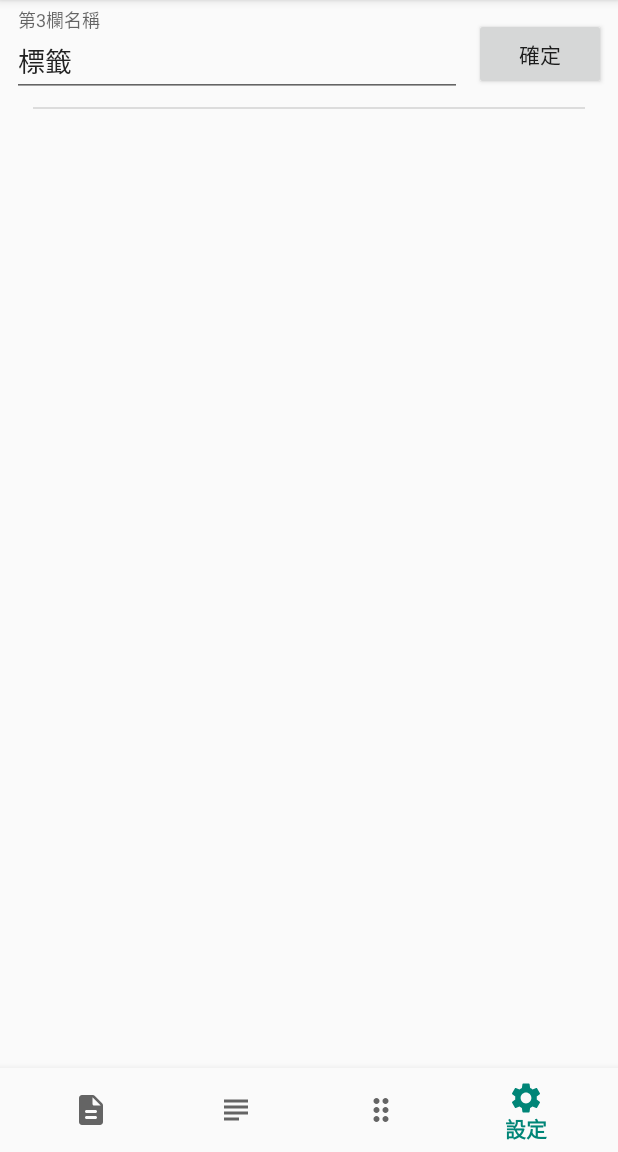
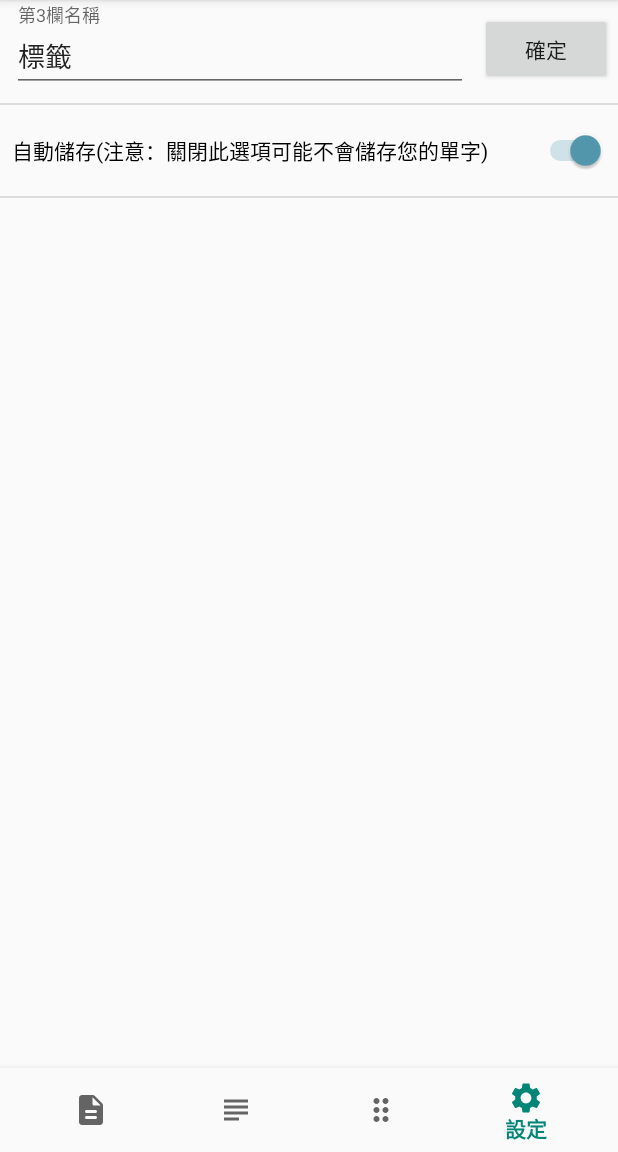
Before and after one commit to 312321321321432/supervoc, an Android app: the screen it shows after launch (MainActivity), item 4 of the bottom bar chosen, on a phone screen of 412 x 824 dp, the part 84-1236 px from its top. Run offline under Robolectric (Android 15) with nearby library versions, the phone set to English and light mode, and no system bars; libraries missing offline, so code that uses them is left out: es.dmoral.toasty.

Commit message:
update a useful option

```diff
--- a/app/src/main/java/com/hi/andy/supervocsdk28/MainActivity.java
+++ b/app/src/main/java/com/hi/andy/supervocsdk28/MainActivity.java
@@ -16,8 +16,11 @@ import android.view.Menu;
 import android.view.MenuItem;
 import android.view.View;
 import android.view.inputmethod.InputMethodManager;
+import android.webkit.WebView;
 import android.widget.AdapterView;
+import android.widget.CompoundButton;
 import android.widget.EditText;
+import android.widget.Switch;
 import android.widget.TextView;
 import android.widget.Toast;
 
@@ -37,15 +40,14 @@ import androidx.viewpager.widget.ViewPager;
 import es.dmoral.toasty.Toasty;
 
 
-public class MainActivity extends AppCompatActivity implements ViewPager.OnPageChangeListener, AdapterView.OnItemSelectedListener, DialogInterface.OnClickListener {
+public class MainActivity extends AppCompatActivity implements ViewPager.OnPageChangeListener, AdapterView.OnItemSelectedListener, DialogInterface.OnClickListener, CompoundButton.OnCheckedChangeListener {
 
         private static Boolean isExit = false;
         private static Boolean hasTask = false;
 
 
         String Thline = "";
-
-
+        int autosave = 1;
     String appVersion;
 Timer timerExit = new Timer();
 TimerTask task = new TimerTask() {
@@ -53,6 +55,7 @@ TimerTask task = new TimerTask() {
      public void run() {
         isExit = false;
         hasTask = true;
+
      }
 };
     static final String db_name = "VOC";
@@ -71,7 +74,11 @@ TimerTask task = new TimerTask() {
         switch (item.getItemId()){
             case R.id.default_value:
                 Thline = "標籤";
+                autosave = 1;
                 SharedPreferences pref = getSharedPreferences("third", MODE_PRIVATE);
+                SharedPreferences auto = getSharedPreferences("a_s", MODE_PRIVATE);
+                Switch sw_save = (Switch) findViewById(R.id.enale_asave);
+                sw_save.setChecked(true);
                 Toasty.success(this, getString(R.string.back_to_default), Toast.LENGTH_SHORT, true).show();
                 pref.edit()
                         .putString("third", Thline)
@@ -180,7 +187,6 @@ TimerTask task = new TimerTask() {
 
 
 
-
     public void onPageSelected(int position) {
         //页面滑动的时候，改变BottomNavigationView的Item高亮
         navigation.getMenu().getItem(position).setChecked(true);
@@ -214,9 +220,9 @@ break;
             c = db.rawQuery("SELECT * FROM " + tb_name, null);
             if (c.moveToFirst()) {
                 allC.setTextSize(24);
-                String E = getString(R.string.English)+"\n-\n";
-                String C = getString(R.string.Chinese) +"\n-\n";
-                String h = Thline +"\n-\n";
+                String E = getString(R.string.English)+"\n\n";
+                String C = getString(R.string.Chinese) +"\n\n";
+                String h = Thline +"\n\n";
                 do {
                     E += c.getString(0) + "\n";
                     C += c.getString(1) + "\n";
@@ -236,6 +242,20 @@ break;
         case 3://settings
             EditText default3 =(EditText)findViewById(R.id.tline_name);
             default3.setText(Thline);
+            Switch sw_save = (Switch) findViewById(R.id.enale_asave);
+            sw_save.setOnCheckedChangeListener(this);
+
+            autosave = getSharedPreferences("a_s", MODE_PRIVATE).getInt("a_s",1);
+            switch (autosave){
+                case 0:
+                    sw_save.setChecked(false);
+                    sw_save.setText(R.string.off_a_save_text);
+                    break;
+                case 1:
+                    sw_save.setChecked(true);
+                    sw_save.setText(R.string.on_a_save_text);
+                    break;
+            }
             break;
     }
 }
@@ -322,21 +342,15 @@ break;
                 Toast warm = Toasty.warning(this, getString(R.string.word_10), Toast.LENGTH_SHORT, true);
                 warm.setGravity(Gravity.CENTER, 0, 0);
                 if (Ihint.length() == 0) {
-
                     addData(IEnglish.getText().toString(), IChinese.getText().toString(), "-");
-                    Snackbar.make(findViewById(R.id.viewPager),getString(R.string.added_but, Thline), Snackbar.LENGTH_SHORT).show();//---
+                } else {
+                    addData(IEnglish.getText().toString(), IChinese.getText().toString(), Ihint.getText().toString());//toString不知是否要加//update:because it not imput String is ??
+                }
+                Snackbar.make(findViewById(R.id.viewPager),R.string.added, Snackbar.LENGTH_SHORT).show();
                 if(IEnglish.length() > 10 || IChinese.length() > 10 || Ihint.length() > 10){
                     warm.show();
                 }
                 noer = 0;
-                } else {
-                    addData(IEnglish.getText().toString(), IChinese.getText().toString(), Ihint.getText().toString());//toString不知是否要加//update:because it not imput String is ??
-                    Snackbar.make(findViewById(R.id.viewPager), R.string.added, Snackbar.LENGTH_SHORT).show();
-                    if(IEnglish.length() > 10 || IChinese.length() > 10 || Ihint.length() > 10){
-                        warm.show();
-                    }
-                    noer = 0;
-                }
             }
             if (noer == 0) {
                 Ie_v.setError("");
@@ -354,7 +368,7 @@ break;
 
         private void addData(String ENG, String CHN, String hint) {
 
-
+            if (autosave == 1) {
                 ContentValues cv = new ContentValues(3);
                 cv.put("eng", ENG);
                 cv.put("chn", CHN);
@@ -364,6 +378,7 @@ break;
 
                 db.close();
                 db = openOrCreateDatabase(db_name, Context.MODE_PRIVATE, null);
+            }
         }
         public void del(View V) {
             //if(delnum.length() == 0){
@@ -426,15 +441,41 @@ break;
 
  public void change_three(View v){
         EditText c_three = (EditText) findViewById(R.id.tline_name);
+        SharedPreferences pref = getSharedPreferences("third", MODE_PRIVATE);
+    if(c_three.length() == 0) {
+        Toasty.error(this, getString(R.string.no_input), Toast.LENGTH_SHORT, true).show();
+        }
+        else {
         Thline = c_three.getText().toString();
-        SharedPreferences pref = getSharedPreferences("third", MODE_PRIVATE);
-        Toasty.success(this, getString(R.string.success, Thline), Toast.LENGTH_SHORT, true).show();
         pref.edit()
                 .putString("third", Thline)
                 .apply();
         c_three.clearFocus();
         InputMethodManager imm = (InputMethodManager) getSystemService(INPUT_METHOD_SERVICE);
         imm.hideSoftInputFromWindow(c_three.getWindowToken(), 0);
+        pref.edit()
+                .putString("third", Thline)
+                .apply();
+        Toasty.success(this, getString(R.string.success, Thline), Toast.LENGTH_SHORT, true).show();
+    }
+ }
+
+    @Override
+    public void onCheckedChanged(CompoundButton buttonView, boolean isChecked) {
+        SharedPreferences auto = getSharedPreferences("a_s", MODE_PRIVATE);
+        Switch sw_save = (Switch) findViewById(R.id.enale_asave);
+
+        if (buttonView.isChecked()){
+            autosave = 1;//0=off,1=on
+            sw_save.setText(R.string.on_a_save_text);
+        }
+        else {
+            autosave = 0;
+            sw_save.setText(R.string.off_a_save_text);
+        }
+        auto.edit()
+                .putInt("a_s", autosave)
+                .apply();
     }
 }
 /*
--- a/app/src/main/res/layout/frame_settings.xml
+++ b/app/src/main/res/layout/frame_settings.xml
@@ -12,16 +12,16 @@
         android:layout_width="wrap_content"
         android:layout_height="wrap_content"
         android:orientation="horizontal"
-        app:layout_constraintGuide_percent="0.1" />
+        app:layout_constraintGuide_begin="65dp" />
 
     <com.google.android.material.textfield.TextInputLayout
-        android:id="@+id/textInputLayout"
+        android:id="@+id/textInputLayout_set3"
         android:layout_width="0dp"
         android:layout_height="wrap_content"
         android:layout_marginStart="8dp"
-        android:layout_marginTop="4dp"
+        android:layout_marginTop="2dp"
         android:layout_marginEnd="8dp"
-        android:layout_marginBottom="4dp"
+        android:layout_marginBottom="2dp"
         app:layout_constraintBottom_toTopOf="@+id/guideline4"
         app:layout_constraintEnd_toStartOf="@+id/change_three"
         app:layout_constraintStart_toStartOf="parent"
@@ -38,9 +38,9 @@
         android:id="@+id/change_three"
         android:layout_width="wrap_content"
         android:layout_height="wrap_content"
-        android:layout_marginTop="4dp"
-        android:layout_marginEnd="8dp"
-        android:layout_marginBottom="4dp"
+        android:layout_marginTop="2dp"
+        android:layout_marginEnd="4dp"
+        android:layout_marginBottom="2dp"
         android:onClick="change_three"
         android:text="@string/sure"
         app:layout_constraintBottom_toTopOf="@+id/guideline4"
@@ -49,14 +49,50 @@
 
     <View
         android:id="@+id/divider2"
-        android:layout_width="368dp"
+        android:layout_width="wrap_content"
         android:layout_height="1dp"
         android:layout_marginStart="8dp"
+        android:layout_marginTop="4dp"
         android:layout_marginEnd="8dp"
         android:background="?android:attr/listDivider"
+        app:layout_constraintBottom_toTopOf="@+id/enale_asave"
+        app:layout_constraintEnd_toEndOf="parent"
+        app:layout_constraintHorizontal_bias="0.5"
+        app:layout_constraintStart_toStartOf="parent"
+        app:layout_constraintTop_toBottomOf="@+id/guideline4" />
+
+    <Switch
+        android:id="@+id/enale_asave"
+        android:layout_width="0dp"
+        android:layout_height="0dp"
+        android:layout_marginStart="8dp"
+        android:layout_marginTop="2dp"
+        android:layout_marginEnd="8dp"
+        android:layout_marginBottom="2dp"
+        app:layout_constraintBottom_toTopOf="@+id/guideline5"
         app:layout_constraintEnd_toEndOf="parent"
         app:layout_constraintStart_toStartOf="parent"
-        app:layout_constraintTop_toTopOf="@+id/guideline4" />
+        app:layout_constraintTop_toBottomOf="@+id/divider2" />
+
+    <View
+        android:id="@+id/divider3"
+        android:layout_width="wrap_content"
+        android:layout_height="1dp"
+        android:layout_marginStart="8dp"
+        android:layout_marginTop="4dp"
+        android:layout_marginEnd="8dp"
+        android:background="?android:attr/listDivider"
+        app:layout_constraintBottom_toTopOf="@+id/guideline5"
+        app:layout_constraintEnd_toEndOf="parent"
+        app:layout_constraintStart_toStartOf="parent"
+        app:layout_constraintTop_toBottomOf="@+id/enale_asave" />
+
+    <androidx.constraintlayout.widget.Guideline
+        android:id="@+id/guideline5"
+        android:layout_width="wrap_content"
+        android:layout_height="wrap_content"
+        android:orientation="horizontal"
+        app:layout_constraintGuide_begin="130dp" />
 
 
 </androidx.constraintlayout.widget.ConstraintLayout>
--- a/app/src/main/res/values/strings.xml
+++ b/app/src/main/res/values/strings.xml
@@ -7,7 +7,6 @@
     <string name="title_settings">設定</string>
     <string name="added">已增加</string>
     <string name="add">增加</string>
-    <string name="added_but">已增加,但未含%1$s的內容,以-取代</string>
     <string name="no_use">尚未實作</string>
     <string name="I_E">輸入英文</string>
     <string name="I_C">輸入中文</string>
@@ -38,4 +37,6 @@ ABCDEFGHIJKLMNOPQRSTUVWXYZ`!"$^*()=#[]',./?/*-_+&#060;&#062;&#064;&#038;</string
     <string name="about_text">製作者:吳安仁\n</string>
     <string name="word_10">注意：字元大於10有可能重疊</string>
     <string name="back_to_default">返回預設值</string>
+    <string name="on_a_save_text">自動儲存(注意：關閉此選項可能不會儲存您的單字)</string>
+    <string name="off_a_save_text">自動儲存(注意：開啟此選項可能造成硬體一定的消耗損壞)</string>
 </resources>
--- a/build.gradle
+++ b/build.gradle
@@ -7,7 +7,7 @@ buildscript {
         jcenter()
     }
     dependencies {
-        classpath 'com.android.tools.build:gradle:3.2.0'
+        classpath 'com.android.tools.build:gradle:3.2.1'
 
 
         // NOTE: Do not place your application dependencies here; they belong
```
Lines whose indentation alone changed are shown as unchanged.
